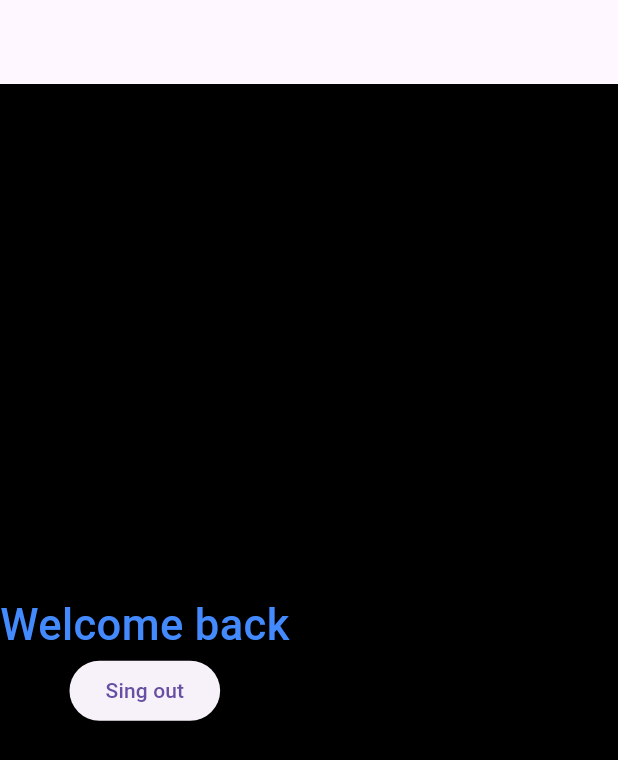
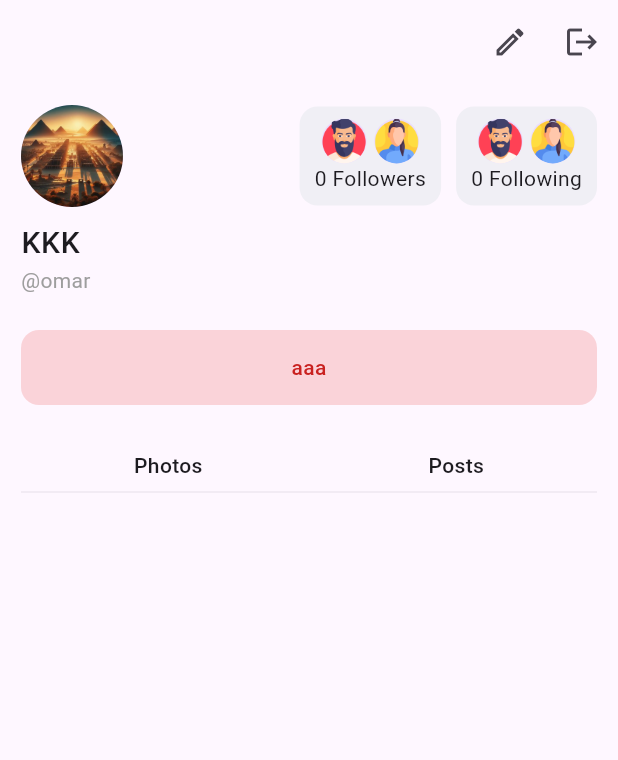
Before and after one commit to Omar-Ashraf-69/insta_clone, a Flutter app: the ProfileScreen screen opened directly, on a phone screen of 412 x 824 dp. Shown: the top 760 px of the screen. Run offline on Flutter 3.47's test engine with Material 3 defaults, Android fonts, the phone set to English and light mode, and no system bars; our stand-ins replace cloud_firestore, fancy_shimmer_image, firebase_auth, firebase_core, firebase_storage, flutter_svg and 1 more; accounts and stored records are empty.

```diff
--- a/lib/colors/app_colors.dart
+++ b/lib/colors/app_colors.dart
@@ -3,3 +3,4 @@ import 'package:flutter/material.dart';
 Color kPrimaryColor = const Color(0xffc92120);
 Color kSeconderyColor = const Color(0xffE23632);
 Color kWhiteColor = const Color(0xffF0Eff5);
+Color kPinkColor = const Color(0xFFFAD3D9);
--- a/lib/main.dart
+++ b/lib/main.dart
@@ -4,6 +4,7 @@ import 'package:flutter/material.dart';
 import 'package:social_app/firebase_options.dart';
 import 'package:social_app/layout.dart';
 import 'package:social_app/screens/auth/login_screen.dart';
+import 'package:social_app/screens/profile_screen.dart';
 import 'package:social_app/screens/search_screen.dart';
 
 void main() async {
@@ -25,16 +26,17 @@ class MyApp extends StatelessWidget {
       theme: ThemeData(
         useMaterial3: true,
       ),
-      home: StreamBuilder<User?>(
-        stream: FirebaseAuth.instance.authStateChanges(),
-        builder: (context, snapshot) {
-          if (snapshot.hasData) {
-            return const LayoutWidget();
-          } else {
-            return const LoginScreen();
-          }
-        },
-      ),
+      home: ProfileScreen(),
+      // home: StreamBuilder<User?>(
+      //   stream: FirebaseAuth.instance.authStateChanges(),
+      //   builder: (context, snapshot) {
+      //     if (snapshot.hasData) {
+      //       return const LayoutWidget();
+      //     } else {
+      //       return const LoginScreen();
+      //     }
+      //   },
+      //),
     );
   }
 }
--- a/lib/screens/profile_screen.dart
+++ b/lib/screens/profile_screen.dart
@@ -1,5 +1,7 @@
 import 'package:flutter/material.dart';
+import 'package:social_app/colors/app_colors.dart';
 import 'package:social_app/services/auth.dart';
+import 'package:social_app/widgets/login_register_screen_widgets.dart/custom_button_widget.dart';
 
 class ProfileScreen extends StatelessWidget {
   const ProfileScreen({super.key});
@@ -7,28 +9,139 @@ class ProfileScreen extends StatelessWidget {
   @override
   Widget build(BuildContext context) {
     return Scaffold(
-      backgroundColor: Colors.black,
-      appBar: AppBar(),
-      body: Column(
-        mainAxisAlignment: MainAxisAlignment.center,
-        crossAxisAlignment: CrossAxisAlignment.center,
-        children: [
-          const Text(
-            "Welcome back",
-            style: TextStyle(
-              fontSize: 29,
-              fontWeight: FontWeight.w500,
-              color: Colors.blueAccent,
-            ),
+      appBar: AppBar(
+        actions: [
+          IconButton(
+            onPressed: () {},
+            icon: const Icon(Icons.edit_outlined),
           ),
-          ElevatedButton(
-            onPressed: () {
-              Authentication().signOut(context);
+          IconButton(
+            onPressed: () async {
+              await Authentication().signOut(context);
             },
-            child: const Text("Sing out"),
+            icon: const Icon(Icons.logout),
           ),
         ],
+      ),
+      body: Padding(
+        padding: const EdgeInsets.all(14.0),
+        child: Column(
+          crossAxisAlignment: CrossAxisAlignment.start,
+          children: [
+            Row(
+              children: [
+                CircleAvatar(
+                  radius: 34,
+                  backgroundImage: AssetImage('assets/valley of the kings.jpg'),
+                ),
+                Spacer(),
+                FollowingCardWidget(
+                  label: 'Followers',
+                ),
+                FollowingCardWidget(
+                  label: 'Following',
+                ),
+              ],
+            ),
+            ListTile(
+              contentPadding: EdgeInsets.all(0),
+              title: Text(
+                "KKK",
+                style: TextStyle(
+                  fontWeight: FontWeight.w500,
+                  fontSize: 20,
+                ),
+              ),
+              subtitle: Text(
+                "@omar",
+                style: TextStyle(
+                  color: Colors.grey,
+                ),
+              ),
+            ),
+            SizedBox(
+              height: 10,
+            ),
+            CustomButtonWidget(
+              label: Text(
+                "aaa",
+                style: TextStyle(
+                  color: kPrimaryColor,
+                  fontWeight: FontWeight.w500,
+                ),
+              ),
+              buttonColor: kPinkColor,
+            ),
+            SizedBox(
+              height: 30,
+            ),
+            Row(
+              mainAxisAlignment: MainAxisAlignment.spaceAround,
+              children: [
+                Text(
+                  'Photos',
+                  style: TextStyle(
+                    fontWeight: FontWeight.w500,
+                  ),
+                ),
+                Text(
+                  'Posts',
+                  style: TextStyle(
+                    fontWeight: FontWeight.w500,
+                  ),
+                ),
+              ],
+            ),
+            Divider(
+              thickness: 0.3,
+            ),
+          ],
+        ),
       ),
     );
   }
 }
+
+class FollowingCardWidget extends StatelessWidget {
+  const FollowingCardWidget({
+    super.key,
+    required this.label,
+  });
+  final String label;
+  @override
+  Widget build(BuildContext context) {
+    return Padding(
+      padding: const EdgeInsets.only(left: 10.0),
+      child: Container(
+        decoration: BoxDecoration(
+          color: kWhiteColor,
+          borderRadius: BorderRadius.circular(12),
+        ),
+        padding: const EdgeInsets.symmetric(
+          horizontal: 10,
+          vertical: 8,
+        ),
+        child: Column(
+          children: [
+            Row(
+              children: [
+                CircleAvatar(
+                  radius: 15,
+                  backgroundImage: AssetImage('assets/man.png'),
+                ),
+                SizedBox(
+                  width: 5,
+                ),
+                CircleAvatar(
+                  radius: 15,
+                  backgroundImage: AssetImage('assets/woman.png'),
+                ),
+              ],
+            ),
+            Text("0 $label"),
+          ],
+        ),
+      ),
+    );
+  }
+}
--- a/lib/screens/search_screen.dart
+++ b/lib/screens/search_screen.dart
@@ -5,6 +5,7 @@ import 'package:flutter/material.dart';
 import 'package:social_app/colors/app_colors.dart';
 import 'package:social_app/models/user.dart';
 import 'package:social_app/widgets/login_register_screen_widgets.dart/custom_text_field.dart';
+import 'package:social_app/widgets/search_screen_widgets/searched_user_item_widget.dart';
 
 class SearchScreen extends StatefulWidget {
   const SearchScreen({super.key});
@@ -92,37 +93,3 @@ class _SearchScreenState extends State<SearchScreen> {
     );
   }
 }
-
-class SearchedUserItemWidget extends StatelessWidget {
-  const SearchedUserItemWidget({
-    super.key,
-    required this.userModel,
-  });
-  final UserModel userModel;
-
-  @override
-  Widget build(BuildContext context) {
-    return Padding(
-      padding: const EdgeInsets.symmetric(vertical: 10.0),
-      child: ListTile(
-        leading: userModel.profilePic == ''
-            ? CircleAvatar(
-                radius: 24,
-                child: Image.asset('assets/man.png'),
-              )
-            : CircleAvatar(
-                radius: 24,
-                child: Image.network(userModel.profilePic),
-              ),
-        title: Text(
-          userModel.displayName,
-          style: const TextStyle(
-            fontSize: 18,
-            fontWeight: FontWeight.w500,
-          ),
-        ),
-        subtitle: Text("@${userModel.userName}"),
-      ),
-    );
-  }
-}
--- a/lib/widgets/login_register_screen_widgets.dart/custom_button_widget.dart
+++ b/lib/widgets/login_register_screen_widgets.dart/custom_button_widget.dart
@@ -1,14 +1,16 @@
-
 import 'package:flutter/material.dart';
 import 'package:social_app/colors/app_colors.dart';
 
 class CustomButtonWidget extends StatelessWidget {
   const CustomButtonWidget({
     super.key,
-    required this.label, this.onTap,
+    required this.label,
+    this.onTap,
+    this.buttonColor,
   });
   final Widget label;
   final void Function()? onTap;
+  final Color? buttonColor;
   @override
   Widget build(BuildContext context) {
     return GestureDetector(
@@ -16,7 +18,7 @@ class CustomButtonWidget extends StatelessWidget {
       child: Container(
         decoration: BoxDecoration(
           borderRadius: BorderRadius.circular(12),
-          color: kPrimaryColor,
+          color: buttonColor ?? kPrimaryColor,
         ),
         width: double.infinity,
         padding: const EdgeInsets.symmetric(
--- /dev/null
+++ b/lib/widgets/search_screen_widgets/searched_user_item_widget.dart
@@ -0,0 +1,37 @@
+
+import 'package:flutter/material.dart';
+import 'package:social_app/models/user.dart';
+
+class SearchedUserItemWidget extends StatelessWidget {
+  const SearchedUserItemWidget({
+    super.key,
+    required this.userModel,
+  });
+  final UserModel userModel;
+
+  @override
+  Widget build(BuildContext context) {
+    return Padding(
+      padding: const EdgeInsets.symmetric(vertical: 10.0),
+      child: ListTile(
+        leading: userModel.profilePic == ''
+            ? CircleAvatar(
+                radius: 24,
+                child: Image.asset('assets/man.png'),
+              )
+            : CircleAvatar(
+                radius: 24,
+                child: Image.network(userModel.profilePic),
+              ),
+        title: Text(
+          userModel.displayName,
+          style: const TextStyle(
+            fontSize: 18,
+            fontWeight: FontWeight.w500,
+          ),
+        ),
+        subtitle: Text("@${userModel.userName}"),
+      ),
+    );
+  }
+}
--- a/pubspec.yaml
+++ b/pubspec.yaml
@@ -44,6 +44,8 @@ dependencies:
   image_picker: ^1.0.7
   fancy_shimmer_image: ^2.0.3
   intl:
+  image_stack: ^2.1.1
+
 
 dev_dependencies:
   flutter_test:
```
Also changed, not shown: pubspec.lock.
